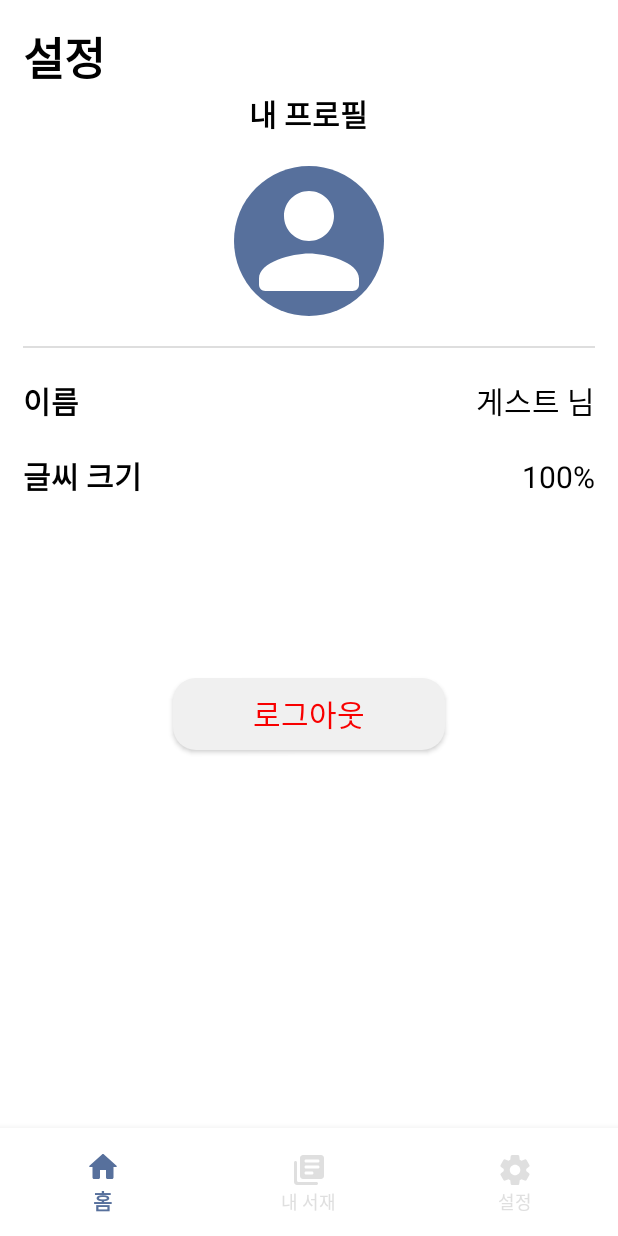
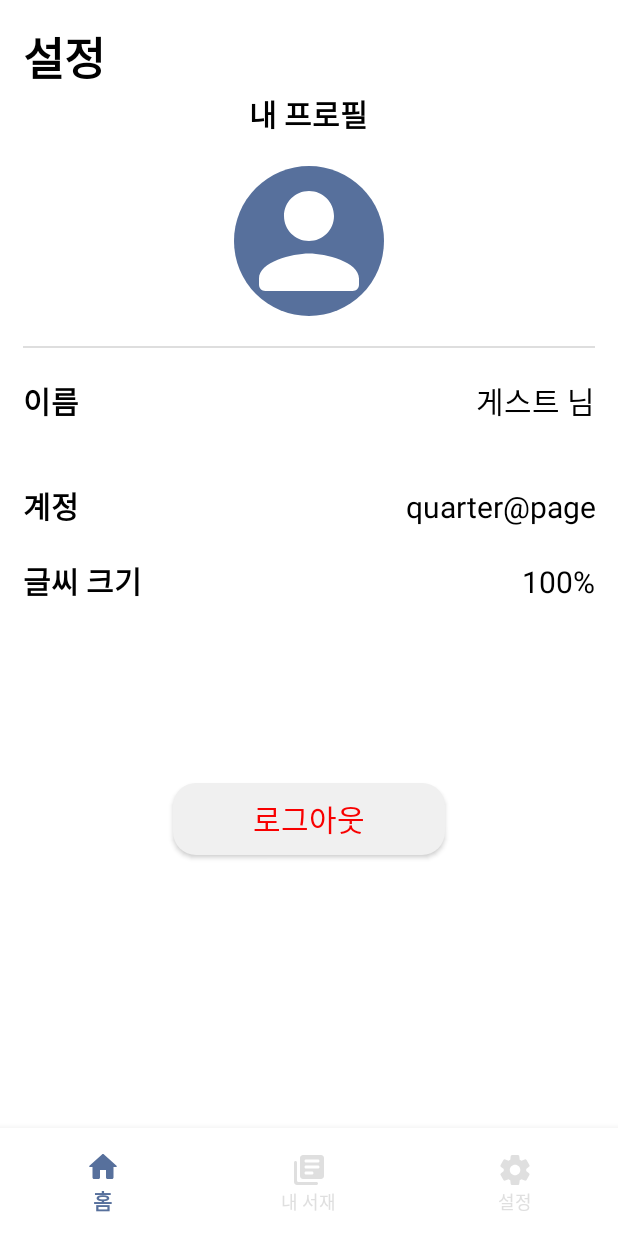
Before and after one commit to Seung72/Quarter-Page, an Android app: the SettingsActivity screen opened directly, with no data from a screen before it, on a phone screen of 412 x 824 dp. Run offline under Robolectric (Android 15) with nearby library versions, the phone set to English and light mode, and no system bars; our stand-ins replace Firebase (no records; nobody signed in at launch, a user with empty details on screens opened directly); 1 statement that could not run was skipped.

Commit message:
Update: Logout, Book detail page
- Remove DB practice code
- Update DB item: Added book detail text, Modify id type(String? -> Int?)

```diff
--- a/app/src/main/java/com/cholee/quarter_page/Books.kt
+++ b/app/src/main/java/com/cholee/quarter_page/Books.kt
@@ -1,6 +1,4 @@
 package com.cholee.quarter_page
-
-import java.util.Date
 
 class Books (
     var imageUrl: String = "",
@@ -8,5 +6,6 @@ class Books (
     var title: String = "",
     var price: Int = 0,
     var tag: String = "",
-    var id: String? = null
+    var id: Int? = null,
+    var text: String? = null
 )
--- a/app/src/main/java/com/cholee/quarter_page/BooksActivity.kt
+++ b/app/src/main/java/com/cholee/quarter_page/BooksActivity.kt
@@ -23,13 +23,16 @@ class BooksActivity : AppCompatActivity() {
         fireStore = FirebaseFirestore.getInstance()
 
         if(id != null) {
-            fireStore.collection("book").document(id).get().addOnCompleteListener{ task ->
+            fireStore.collection("books").document("economy" + (id.toInt()+1).toString()).get().addOnCompleteListener{ task ->
                 if(task.isSuccessful) {
                     var books = task.result?.toObject(Books::class.java)
                     Glide.with(this).load(books?.imageUrl).into(binding.ivBookImg)
                     binding.tvTitle.text = books?.title
                     binding.tvAuthor.text = books?.author
                     binding.tvPrice.text = books?.price.toString()
+                    binding.tvMainText.text = books?.text
+                } else {
+                    binding.tvTitle.text = "오류"
                 }
             }
         }
--- a/app/src/main/java/com/cholee/quarter_page/SettingsActivity.kt
+++ b/app/src/main/java/com/cholee/quarter_page/SettingsActivity.kt
@@ -4,16 +4,30 @@ import android.content.Intent
 import androidx.appcompat.app.AppCompatActivity
 import android.os.Bundle
 import com.cholee.quarter_page.databinding.ActivitySettingsBinding
+import com.google.firebase.auth.FirebaseAuth
 
 class SettingsActivity : AppCompatActivity() {
 
     lateinit var binding: ActivitySettingsBinding
+    private var auth: FirebaseAuth? = null
 
     override fun onCreate(savedInstanceState: Bundle?) {
         super.onCreate(savedInstanceState)
         binding = ActivitySettingsBinding.inflate(layoutInflater)
         val view = binding.root
+        auth = FirebaseAuth.getInstance()
+        val user = auth!!.currentUser
+        val userEmail = user!!.email
         setContentView(view)
+
+        binding.btnLogout.setOnClickListener{
+            val intent = Intent(this, LoginActivity::class.java)
+            intent.addFlags(Intent.FLAG_ACTIVITY_CLEAR_TOP)
+            startActivity(intent)
+            auth?.signOut()
+            finish()
+        }
+        binding.tvNickname.text = userEmail!!.substring(0 until userEmail.indexOf("@")) + "님"
 
         binding.bottomNavigationView.setOnItemSelectedListener { item ->
             when (item.itemId) {
--- a/app/src/main/res/layout/activity_settings.xml
+++ b/app/src/main/res/layout/activity_settings.xml
@@ -56,9 +56,32 @@
                 android:layout_height="wrap_content"
                 android:textStyle="bold"/>
             <TextView
+                android:id="@+id/tv_nickname"
                 android:layout_width="match_parent"
                 android:layout_height="wrap_content"
                 android:text="게스트 님"
+                android:textColor="@color/black"
+                android:textSize="20sp"
+                android:gravity="right"/>
+        </LinearLayout>
+        <LinearLayout
+            android:layout_width="match_parent"
+            android:layout_height="wrap_content"
+            android:layout_marginTop="20dp"
+            android:layout_marginBottom="20dp"
+            android:orientation="horizontal">
+            <TextView
+                android:text="계정"
+                android:textSize="20sp"
+                android:textColor="@color/black"
+                android:layout_width="wrap_content"
+                android:layout_height="wrap_content"
+                android:textStyle="bold"/>
+            <TextView
+                android:id="@+id/tv_account"
+                android:layout_width="match_parent"
+                android:layout_height="wrap_content"
+                android:text="quarter@page"
                 android:textColor="@color/black"
                 android:textSize="20sp"
                 android:gravity="right"/>
@@ -84,7 +107,7 @@
                 android:gravity="right"/>
         </LinearLayout>
         <Button
-            android:id="@+id/btn_login"
+            android:id="@+id/btn_logout"
             android:text="로그아웃"
             android:layout_margin="100dp"
             android:textSize="20dp"
```
Also changed, not shown: app/src/main/java/com/cholee/quarter_page/BooksAdapter.kt (+7 -3 lines), app/src/main/java/com/cholee/quarter_page/MainActivity.kt (+4 -16 lines), app/src/main/res/layout/activity_books.xml (+87 -24 lines), app/src/main/res/layout/books_item.xml (+8 -0 lines).
